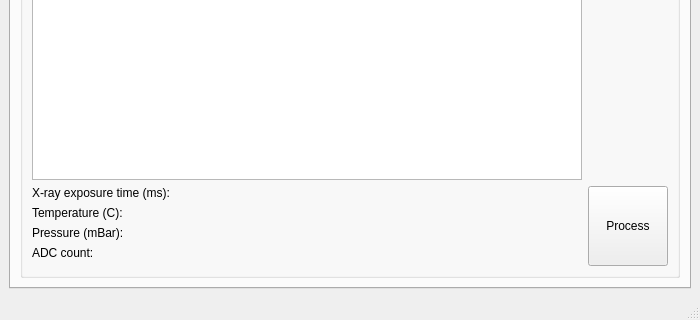
Above: mainwindow.ui from MichaelColonel/DoseChamber before the change; both pictures show x 0 to 700 and y 295 to 615 of the 700 by 615 pixel window. Below: the same form after it.
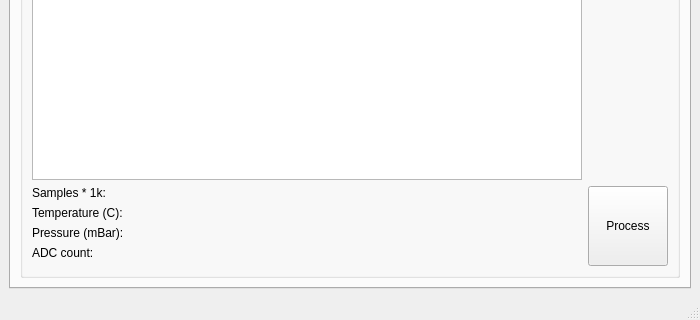
That is the form after the change. The open tabs and pages were chosen to show the change. Custom widgets are drawn as their Qt base class.

Commit message: CUstom number of samples * 1k correct support

Diff of the .ui file:
```diff
--- a/mainwindow.ui
+++ b/mainwindow.ui
@@ -531,7 +531,7 @@
                 </sizepolicy>
                </property>
                <property name="text">
-                <string>X-ray exposure time (ms):</string>
+                <string>Samples * 1k:</string>
                </property>
               </widget>
              </item>
```
Left out of the diff: 4 changed lines with no effect on the pictures. The commit also changes 1 other file.
